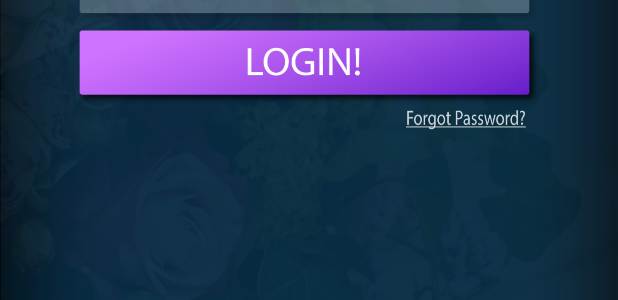
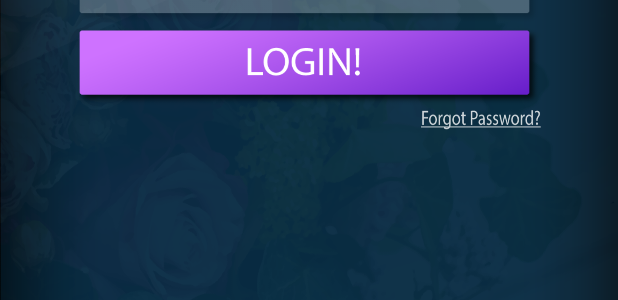
Before and after one commit to Pauloamm/Projeto-CM-a17011-a17012-a17014-master, an Android app: the layout activity_login.xml on its own in the app's theme, with its tools: preview values and no code run, on a phone screen of 412 x 824 dp. Shown: the part 627-927 px from the top of the screen. Run offline under Robolectric (Android 15) with nearby library versions, the phone set to English and light mode, and no system bars.

Commit message:
Forgot Password Fixed v2

```diff
--- a/Florista-v2.0/app/src/main/res/layout/activity_login.xml
+++ b/Florista-v2.0/app/src/main/res/layout/activity_login.xml
@@ -51,7 +51,7 @@
             android:layout_width="80dp"
             android:layout_height="15dp"
             android:layout_gravity="end"
-            android:layout_marginEnd="45dp"
+            android:layout_marginEnd="35dp"
             android:background="@drawable/forgotpassword"
             android:padding="8dp"
             android:scaleType="center" />
```
